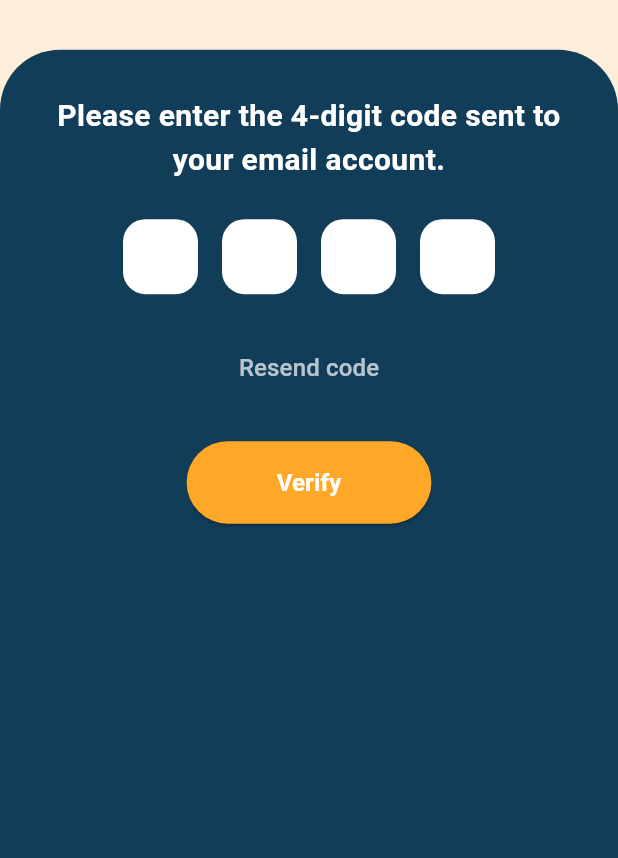
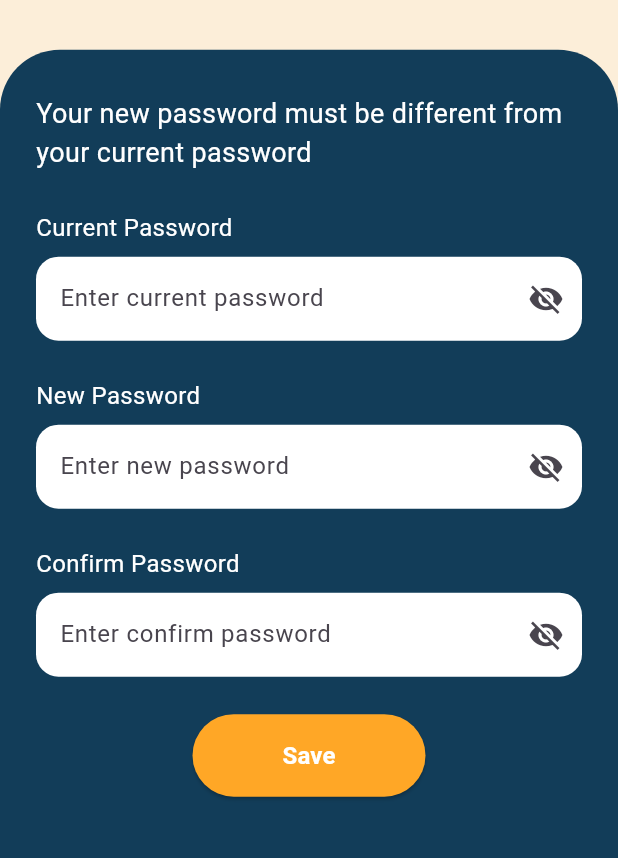
Before and after one commit to 07alizaa/stock_data_hub, a Flutter app: the screen it shows after launch, on a phone screen of 412 x 824 dp, the part 313-1171 px from its top. Run offline on Flutter 3.47's test engine with Material 3 defaults, Android fonts, the light colour scheme and no system bars; our stand-ins replace cloud_firestore, firebase_auth, firebase_core; accounts and stored records are empty.

Commit message:
complete ui of changepassword and resetpassword

```diff
--- a/lib/forgetpassword/ChangePassword.dart
+++ b/lib/forgetpassword/ChangePassword.dart
@@ -0,0 +1,208 @@
+import 'package:flutter/material.dart';
+
+class ChangePasswordPage extends StatefulWidget {
+  const ChangePasswordPage({Key? key}) : super(key: key);
+
+  @override
+  _ChangePasswordPageState createState() => _ChangePasswordPageState();
+}
+
+class _ChangePasswordPageState extends State<ChangePasswordPage> {
+  final TextEditingController currentPasswordController = TextEditingController();
+  final TextEditingController newPasswordController = TextEditingController();
+  final TextEditingController confirmPasswordController = TextEditingController();
+  bool isHideCurrentPassword = true;
+  bool isHideNewPassword = true;
+  bool isHideConfirmPassword = true;
+
+  @override
+  Widget build(BuildContext context) {
+    return Scaffold(
+      backgroundColor: const Color(0xFFFCEED9),
+      body: SafeArea(
+        child: LayoutBuilder(
+          builder: (context, constraints) {
+            return SingleChildScrollView(
+              child: ConstrainedBox(
+                constraints: BoxConstraints(
+                  minHeight: constraints.maxHeight,
+                ),
+                child: IntrinsicHeight(
+                  child: Column(
+                    children: [
+                      SizedBox(height: MediaQuery.of(context).size.height * 0.05),
+                      CircleAvatar(
+                        radius: MediaQuery.of(context).size.width * 0.15,
+                        backgroundColor: Colors.white,
+                        child: Padding(
+                          padding: EdgeInsets.all(MediaQuery.of(context).size.width * 0.05),
+                          child: Image.asset('assets/logo.png', fit: BoxFit.contain),
+                        ),
+                      ),
+                      const SizedBox(height: 10),
+                      const Text(
+                        "STOCK DATA HUB",
+                        style: TextStyle(
+                          fontSize: 24,
+                          fontWeight: FontWeight.bold,
+                          color: Color(0xFF123D59),
+                          letterSpacing: 1.5,
+                        ),
+                      ),
+                      SizedBox(height: MediaQuery.of(context).size.height * 0.04),
+                      Expanded(
+                        child: Container(
+                          width: double.infinity,
+                          padding: const EdgeInsets.symmetric(horizontal: 24.0, vertical: 30.0),
+                          decoration: const BoxDecoration(
+                            color: Color(0xFF123D59),
+                            borderRadius: BorderRadius.vertical(top: Radius.circular(40)),
+                          ),
+                          child: Column(
+                            crossAxisAlignment: CrossAxisAlignment.start,
+                            children: [
+                              const Text(
+                                "Your new password must be different from your current password",
+                                style: TextStyle(
+                                  color: Colors.white,
+                                  fontSize: 18,
+                                ),
+                                textAlign: TextAlign.start,
+                              ),
+                              const SizedBox(height: 25),
+                              // Current Password Text Field
+                              const Text(
+                                "Current Password",
+                                style: TextStyle(color: Colors.white, fontSize: 16),
+                              ),
+                              const SizedBox(height: 8),
+                              TextField(
+                                controller: currentPasswordController,
+                                obscureText: isHideCurrentPassword,
+                                decoration: InputDecoration(
+                                  hintText: "Enter current password",
+                                  filled: true,
+                                  fillColor: Colors.white,
+                                  contentPadding: const EdgeInsets.symmetric(vertical: 16, horizontal: 12),
+                                  border: OutlineInputBorder(
+                                    borderRadius: BorderRadius.circular(15),
+                                    borderSide: BorderSide.none,
+                                  ),
+                                  focusedBorder: OutlineInputBorder(
+                                    borderRadius: BorderRadius.circular(15),
+                                    borderSide: const BorderSide(color: Color(0xFFFFA726), width: 2.0),
+                                  ),
+                                  suffixIcon: InkWell(
+                                    onTap: () {
+                                      setState(() {
+                                        isHideCurrentPassword = !isHideCurrentPassword;
+                                      });
+                                    },
+                                    child: Icon(isHideCurrentPassword ? Icons.visibility_off : Icons.visibility),
+                                  ),
+                                ),
+                              ),
+                              const SizedBox(height: 25),
+                              // New Password Text Field
+                              const Text(
+                                "New Password",
+                                style: TextStyle(color: Colors.white, fontSize: 16),
+                              ),
+                              const SizedBox(height: 8),
+                              TextField(
+                                controller: newPasswordController,
+                                obscureText: isHideNewPassword,
+                                decoration: InputDecoration(
+                                  hintText: "Enter new password",
+                                  filled: true,
+                                  fillColor: Colors.white,
+                                  contentPadding: const EdgeInsets.symmetric(vertical: 16, horizontal: 12),
+                                  border: OutlineInputBorder(
+                                    borderRadius: BorderRadius.circular(15),
+                                    borderSide: BorderSide.none,
+                                  ),
+                                  focusedBorder: OutlineInputBorder(
+                                    borderRadius: BorderRadius.circular(15),
+                                    borderSide: const BorderSide(color: Color(0xFFFFA726), width: 2.0),
+                                  ),
+                                  suffixIcon: InkWell(
+                                    onTap: () {
+                                      setState(() {
+                                        isHideNewPassword = !isHideNewPassword;
+                                      });
+                                    },
+                                    child: Icon(isHideNewPassword ? Icons.visibility_off : Icons.visibility),
+                                  ),
+                                ),
+                              ),
+                              const SizedBox(height: 25),
+                              // Confirm Password Text Field
+                              const Text(
+                                "Confirm Password",
+                                style: TextStyle(color: Colors.white, fontSize: 16),
+                              ),
+                              const SizedBox(height: 8),
+                              TextField(
+                                controller: confirmPasswordController,
+                                obscureText: isHideConfirmPassword,
+                                decoration: InputDecoration(
+                                  hintText: "Enter confirm password",
+                                  filled: true,
+                                  fillColor: Colors.white,
+                                  contentPadding: const EdgeInsets.symmetric(vertical: 16, horizontal: 12),
+                                  border: OutlineInputBorder(
+                                    borderRadius: BorderRadius.circular(15),
+                                    borderSide: BorderSide.none,
+                                  ),
+                                  focusedBorder: OutlineInputBorder(
+                                    borderRadius: BorderRadius.circular(15),
+                                    borderSide: const BorderSide(color: Color(0xFFFFA726), width: 2.0),
+                                  ),
+                                  suffixIcon: InkWell(
+                                    onTap: () {
+                                      setState(() {
+                                        isHideConfirmPassword = !isHideConfirmPassword;
+                                      });
+                                    },
+                                    child: Icon(isHideConfirmPassword ? Icons.visibility_off : Icons.visibility),
+                                  ),
+                                ),
+                              ),
+                              const SizedBox(height: 25),
+                              Center(
+                                child: ElevatedButton(
+                                  onPressed: () {
+                                    // Save action
+                                  },
+                                  style: ElevatedButton.styleFrom(
+                                    backgroundColor: const Color(0xFFFFA726),
+                                    padding: const EdgeInsets.symmetric(vertical: 16.0, horizontal: 60.0),
+                                    shape: RoundedRectangleBorder(
+                                      borderRadius: BorderRadius.circular(30),
+                                    ),
+                                  ),
+                                  child: const Text(
+                                    "Save",
+                                    style: TextStyle(
+                                      fontSize: 16,
+                                      fontWeight: FontWeight.bold,
+                                      color: Colors.white,
+                                    ),
+                                  ),
+                                ),
+                              ),
+                            ],
+                          ),
+                        ),
+                      ),
+                    ],
+                  ),
+                ),
+              ),
+            );
+          },
+        ),
+      ),
+    );
+  }
+}
--- a/lib/main.dart
+++ b/lib/main.dart
@@ -1,7 +1,9 @@
 import 'package:firebase_core/firebase_core.dart';
 import 'package:flutter/material.dart';
 import 'firebase_options.dart';
-import 'forgetpassword/SendCode.dart';
+import 'forgetpassword/ChangePassword.dart';
+// import 'forgetpassword/ResetPassword.dart';
+// import 'forgetpassword/SendCode.dart';
 // import 'forgetpassword/ForgotPassword.dart';
 // import 'module/LoginPage.dart';
 
@@ -26,7 +28,7 @@
       ),
       // home: const LoginPage(), //Set LoginPage as the home page
       // home: const ForgotPasswordPage(),
-      home: const SendCodePage(),
+      home: const ChangePasswordPage(),
     );
   }
 }
```
Also changed, not shown: lib/forgetpassword/ResetPassword.dart (+173 -0 lines).
